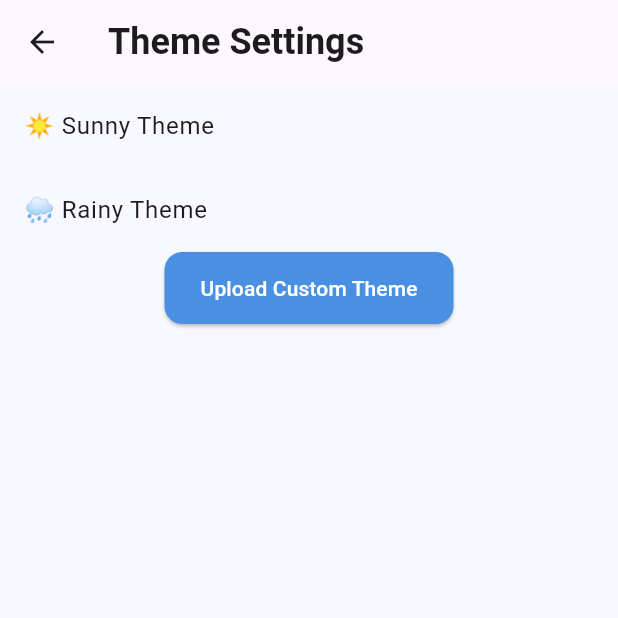
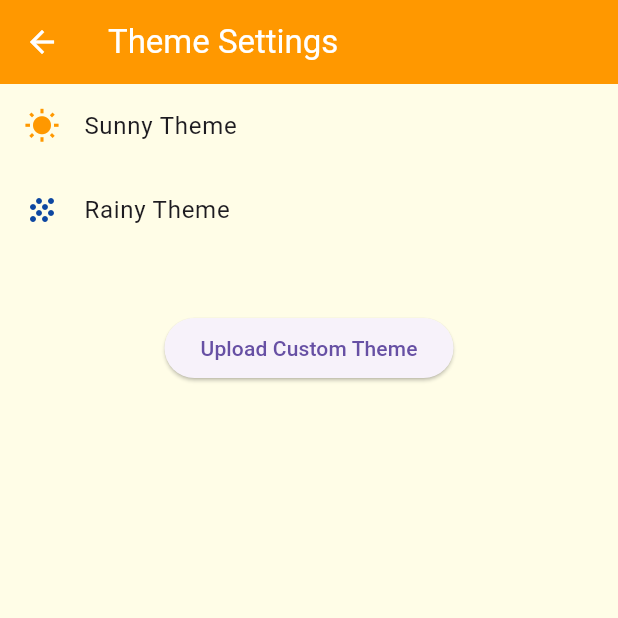
Before and after one commit to Adnan423/Project2Henry, a Flutter app: the screen it shows after launch, after a tap on "Themes", on a phone screen of 412 x 824 dp, the top half of it. Run offline on Flutter 3.47's test engine with Material 3 defaults, Android fonts, the phone set to English and light mode, and no system bars; our stand-ins replace cloud_firestore, firebase_core, firebase_messaging, flutter_map, latlong2; accounts and stored records are empty.

Commit message:
themes update

```diff
--- a/lib/main.dart
+++ b/lib/main.dart
@@ -8,6 +8,28 @@
 import 'package:flutter_map/flutter_map.dart';
 import 'package:latlong2/latlong.dart';
 
+final ThemeData sunnyTheme = ThemeData(
+  brightness: Brightness.light,
+  primaryColor: Colors.orange,
+  scaffoldBackgroundColor: Colors.yellow[50],
+  appBarTheme: AppBarTheme(
+    backgroundColor: Colors.orange,
+    foregroundColor: Colors.white,
+  ),
+);
+
+final ThemeData rainyTheme = ThemeData(
+  brightness: Brightness.light,
+  primaryColor: Colors.blue[900],
+  scaffoldBackgroundColor: Colors.blueGrey[50],
+  appBarTheme: AppBarTheme(
+    backgroundColor: Colors.blue[900],
+    foregroundColor: Colors.white,
+  ),
+);
+
+final ValueNotifier<ThemeData> themeNotifier = ValueNotifier(sunnyTheme);
+
 void main() async {
   WidgetsFlutterBinding.ensureInitialized();
   await Firebase.initializeApp(options: DefaultFirebaseOptions.currentPlatform,);
@@ -17,26 +39,12 @@
 class WeatherlyApp extends StatelessWidget {
   @override
   Widget build(BuildContext context) {
+    return ValueListenableBuilder<ThemeData>(
+      valueListenable: themeNotifier,
+      builder: (_, theme, __) {
         return MaterialApp(
           title: 'Weatherly',
-      theme: ThemeData(
-        brightness: Brightness.light,
-        primaryColor: Color(0xFF4A90E2),
-        scaffoldBackgroundColor: Color(0xFFF8F8FF),
-        fontFamily: 'Roboto',
-        textTheme: TextTheme(
-          titleLarge: TextStyle(fontSize: 24, fontWeight: FontWeight.bold, color: Colors.black87),
-          bodyMedium: TextStyle(fontSize: 16, color: Colors.black54),
-        ),
-        elevatedButtonTheme: ElevatedButtonThemeData(
-          style: ElevatedButton.styleFrom(
-            backgroundColor: Color(0xFF4A90E2),
-            foregroundColor: Colors.white,
-            shape: RoundedRectangleBorder(borderRadius: BorderRadius.circular(12)),
-            padding: EdgeInsets.symmetric(horizontal: 24, vertical: 14),
-          ),
-        ),
-      ),
+          theme: theme,
           initialRoute: '/',
           routes: {
             '/': (context) => HomeScreen(),
@@ -45,6 +53,8 @@
             '/theme': (context) => ThemeSettingsScreen(),
             '/community': (context) => CommunityScreen(),
             '/alerts': (context) => AlertsScreen(),
+          },
+        );
       },
     );
   }
@@ -175,12 +185,29 @@
   @override
   Widget build(BuildContext context) {
     return Scaffold(
-      appBar: AppBar(title: Text("Theme Settings")),
+      appBar: AppBar(title: Text('Theme Settings')),
       body: Column(
+        crossAxisAlignment: CrossAxisAlignment.start,
         children: [
-          ListTile(title: Text("☀️ Sunny Theme")),
-          ListTile(title: Text("🌧️ Rainy Theme")),
-          ElevatedButton(onPressed: () {}, child: Text("Upload Custom Theme"))
+          ListTile(
+            leading: Icon(Icons.wb_sunny, color: Colors.orange),
+            title: Text("Sunny Theme"),
+            onTap: () => themeNotifier.value = sunnyTheme,
+          ),
+          ListTile(
+            leading: Icon(Icons.grain, color: Colors.blue[900]),
+            title: Text("Rainy Theme"),
+            onTap: () => themeNotifier.value = rainyTheme,
+          ),
+          SizedBox(height: 40),
+          Center(
+            child: ElevatedButton(
+              child: Text('Upload Custom Theme'),
+              onPressed: () {
+                // Future feature placeholder
+              },
+            ),
+          ),
         ],
       ),
     );
```
Lines whose indentation alone changed are shown as unchanged.
